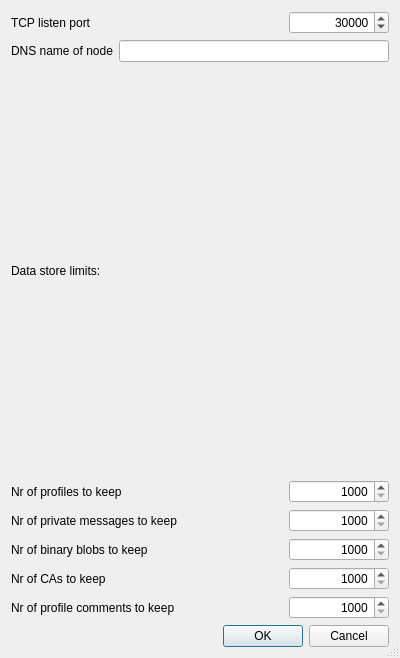
operatornormal/classified-ads, file ui/settingsDialog.ui: the form before one commit.
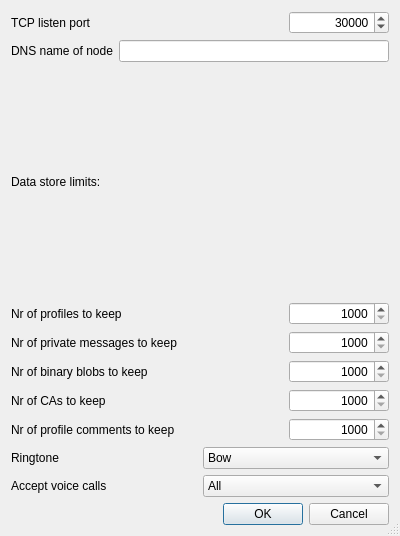
The form after the commit.

Commit message: Voice call feature

```diff
--- a/ui/settingsDialog.ui
+++ b/ui/settingsDialog.ui
@@ -7,7 +7,7 @@
     <x>0</x>
     <y>0</y>
     <width>400</width>
-    <height>658</height>
+    <height>536</height>
    </rect>
   </property>
   <property name="sizePolicy">
@@ -305,6 +305,79 @@
        </item>
       </layout>
      </item>
+     <item>
+      <layout class="QHBoxLayout" name="horizontalLayout">
+       <property name="topMargin">
+        <number>0</number>
+       </property>
+       <item>
+        <widget class="QLabel" name="ringtoneLabel">
+         <property name="text">
+          <string>Ringtone</string>
+         </property>
+        </widget>
+       </item>
+       <item>
+        <widget class="QComboBox" name="ringtoneComboBox">
+         <item>
+          <property name="text">
+           <string>Bow</string>
+          </property>
+         </item>
+         <item>
+          <property name="text">
+           <string>Electrical</string>
+          </property>
+         </item>
+         <item>
+          <property name="text">
+           <string>Acoustic</string>
+          </property>
+         </item>
+         <item>
+          <property name="text">
+           <string>Beep</string>
+          </property>
+         </item>
+         <item>
+          <property name="text">
+           <string>Silence</string>
+          </property>
+         </item>
+        </widget>
+       </item>
+      </layout>
+     </item>
+     <item>
+      <layout class="QHBoxLayout" name="callAcceptanceLayout">
+       <item>
+        <widget class="QLabel" name="callAcceptanceLabel">
+         <property name="text">
+          <string>Accept voice calls</string>
+         </property>
+        </widget>
+       </item>
+       <item>
+        <widget class="QComboBox" name="callAcceptanceComboBox">
+         <item>
+          <property name="text">
+           <string>All</string>
+          </property>
+         </item>
+         <item>
+          <property name="text">
+           <string>From trusted operators</string>
+          </property>
+         </item>
+         <item>
+          <property name="text">
+           <string>Accept no voice calls</string>
+          </property>
+         </item>
+        </widget>
+       </item>
+      </layout>
+     </item>
      <item>
       <widget class="QDialogButtonBox" name="bottomButtonsBox">
        <property name="sizePolicy">
```
The commit also changes 70 other files.
